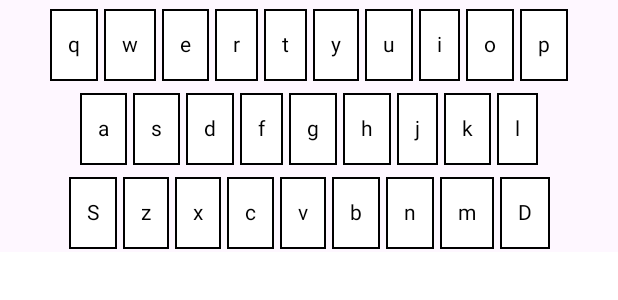
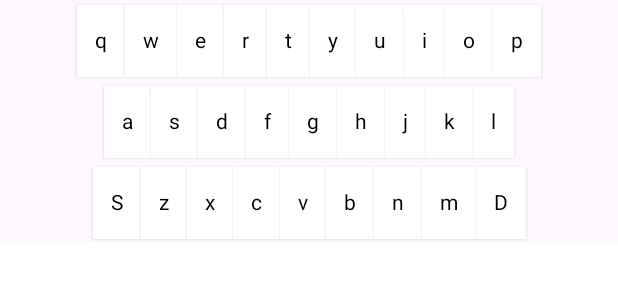
Before and after one commit to liushu-project/liushu, an Android app built with Jetpack Compose: the @Preview function InputScreen, on a phone screen of 412 x 824 dp. Shown: the top 300 px of the screen. Run offline under Robolectric (Android 15) with nearby library versions, the phone set to English and light mode, and no system bars; 1 statement that could not run was skipped.

Commit message:
refactor(android): extract `Keyboard` composable

```diff
--- a/liushu-android/app/build.gradle
+++ b/liushu-android/app/build.gradle
@@ -39,7 +39,7 @@ android {
         compose true
     }
     composeOptions {
-        kotlinCompilerExtensionVersion '1.4.0'
+        kotlinCompilerExtensionVersion '1.4.8'
     }
     packagingOptions {
         resources {
--- a/liushu-android/app/src/main/java/com/elliot00/liushu/input/InputScreen.kt
+++ b/liushu-android/app/src/main/java/com/elliot00/liushu/input/InputScreen.kt
@@ -20,9 +20,7 @@ package com.elliot00.liushu.input
 import android.content.Context
 import androidx.compose.foundation.background
 import androidx.compose.foundation.clickable
-import androidx.compose.foundation.layout.Arrangement
 import androidx.compose.foundation.layout.Column
-import androidx.compose.foundation.layout.Row
 import androidx.compose.foundation.layout.Spacer
 import androidx.compose.foundation.layout.fillMaxWidth
 import androidx.compose.foundation.layout.padding
@@ -36,16 +34,12 @@ import androidx.compose.runtime.getValue
 import androidx.compose.runtime.mutableStateOf
 import androidx.compose.runtime.remember
 import androidx.compose.runtime.setValue
-import androidx.compose.ui.Alignment
 import androidx.compose.ui.Modifier
-import androidx.compose.ui.layout.Layout
 import androidx.compose.ui.platform.LocalContext
 import androidx.compose.ui.tooling.preview.Preview
-import androidx.compose.ui.unit.Dp
 import androidx.compose.ui.unit.dp
-import com.elliot00.liushu.input.keyboard.Key
 import com.elliot00.liushu.input.keyboard.KeyCode
-import com.elliot00.liushu.input.keyboard.KeyData
+import com.elliot00.liushu.input.keyboard.Keyboard
 import com.elliot00.liushu.service.ImeService
 import com.elliot00.liushu.uniffi.Candidate
 
@@ -54,43 +48,6 @@ import com.elliot00.liushu.uniffi.Candidate
 fun InputScreen() {
     val ctx = LocalContext.current
     val inputState = rememberInputState(context = ctx)
-
-    val keysMatrix = arrayOf(
-        arrayOf(
-            KeyData(label = "q", keyCode = KeyCode.Alpha("q")),
-            KeyData(label = "w", keyCode = KeyCode.Alpha("w")),
-            KeyData(label = "e", keyCode = KeyCode.Alpha("e")),
-            KeyData(label = "r", keyCode = KeyCode.Alpha("r")),
-            KeyData(label = "t", keyCode = KeyCode.Alpha("t")),
-            KeyData(label = "y", keyCode = KeyCode.Alpha("y")),
-            KeyData(label = "u", keyCode = KeyCode.Alpha("u")),
-            KeyData(label = "i", keyCode = KeyCode.Alpha("i")),
-            KeyData(label = "o", keyCode = KeyCode.Alpha("o")),
-            KeyData(label = "p", keyCode = KeyCode.Alpha("p"))
-        ),
-        arrayOf(
-            KeyData(label = "a", keyCode = KeyCode.Alpha("a")),
-            KeyData(label = "s", keyCode = KeyCode.Alpha("s")),
-            KeyData(label = "d", keyCode = KeyCode.Alpha("d")),
-            KeyData(label = "f", keyCode = KeyCode.Alpha("f")),
-            KeyData(label = "g", keyCode = KeyCode.Alpha("g")),
-            KeyData(label = "h", keyCode = KeyCode.Alpha("h")),
-            KeyData(label = "j", keyCode = KeyCode.Alpha("j")),
-            KeyData(label = "k", keyCode = KeyCode.Alpha("k")),
-            KeyData(label = "l", keyCode = KeyCode.Alpha("l"))
-        ),
-        arrayOf(
-            KeyData(label = "S", keyCode = KeyCode.Shift),
-            KeyData(label = "z", keyCode = KeyCode.Alpha("z")),
-            KeyData(label = "x", keyCode = KeyCode.Alpha("x")),
-            KeyData(label = "c", keyCode = KeyCode.Alpha("c")),
-            KeyData(label = "v", keyCode = KeyCode.Alpha("v")),
-            KeyData(label = "b", keyCode = KeyCode.Alpha("b")),
-            KeyData(label = "n", keyCode = KeyCode.Alpha("n")),
-            KeyData(label = "m", keyCode = KeyCode.Alpha("m")),
-            KeyData(label = "D", keyCode = KeyCode.Delete),
-        )
-    )
 
     Column(
         modifier = Modifier
@@ -109,34 +66,7 @@ fun InputScreen() {
                 Spacer(modifier = Modifier.width(8.dp))
             }
         }
-        keysMatrix.forEach { row ->
-            FixedHeightBox(modifier = Modifier.fillMaxWidth(), height = 56.dp) {
-                Row(
-                    Modifier,
-                    horizontalArrangement = Arrangement.Center,
-                    verticalAlignment = Alignment.CenterVertically
-                ) {
-                    row.forEach { data ->
-                        Key(data, onKeyPressed = { keyCode -> inputState.handleKeyCode(keyCode) })
-                    }
-                }
-            }
-        }
-    }
-}
-
-@Composable
-fun FixedHeightBox(modifier: Modifier, height: Dp, content: @Composable () -> Unit) {
-    Layout(modifier = modifier, content = content) { measurables, constraints ->
-        val placeables = measurables.map { measurable ->
-            measurable.measure(constraints)
-        }
-        val h = height.roundToPx()
-        layout(constraints.maxWidth, h) {
-            placeables.forEach { placeable ->
-                placeable.place(x = 0, y = kotlin.math.min(0, h - placeable.height))
-            }
-        }
+        Keyboard(onKeyPressed = { keyCode -> inputState.handleKeyCode(keyCode) })
     }
 }
 
--- a/liushu-android/app/src/main/java/com/elliot00/liushu/input/keyboard/Key.kt
+++ b/liushu-android/app/src/main/java/com/elliot00/liushu/input/keyboard/Key.kt
@@ -18,15 +18,13 @@
 package com.elliot00.liushu.input.keyboard
 
 import androidx.compose.foundation.background
-import androidx.compose.foundation.border
 import androidx.compose.foundation.clickable
 import androidx.compose.foundation.layout.Box
-import androidx.compose.foundation.layout.fillMaxHeight
 import androidx.compose.foundation.layout.padding
 import androidx.compose.material3.Text
 import androidx.compose.runtime.Composable
-import androidx.compose.ui.Alignment
 import androidx.compose.ui.Modifier
+import androidx.compose.ui.draw.shadow
 import androidx.compose.ui.graphics.Color
 import androidx.compose.ui.unit.dp
 
@@ -34,13 +32,12 @@ import androidx.compose.ui.unit.dp
 fun Key(
     data: KeyData,
     onKeyPressed: (KeyCode) -> Unit,
+    modifier: Modifier = Modifier
 ) {
-    Box(modifier = data.modifier.fillMaxHeight(), contentAlignment = Alignment.BottomCenter) {
+    Box(modifier = modifier.shadow(1.dp)) {
         Text(
             data.label,
             Modifier
-                .padding(2.dp)
-                .border(1.dp, Color.Black)
                 .clickable {
                     onKeyPressed(data.keyCode)
                 }
@@ -56,4 +53,4 @@ fun Key(
     }
 }
 
-data class KeyData(val label: String, val keyCode: KeyCode, val modifier: Modifier = Modifier)
+data class KeyData(val label: String, val keyCode: KeyCode)
--- /dev/null
+++ b/liushu-android/app/src/main/java/com/elliot00/liushu/input/keyboard/Keyboard.kt
@@ -0,0 +1,81 @@
+/*
+ *     Copyright (C) 2023  Elliot Xu
+ *
+ *     This program is free software: you can redistribute it and/or modify
+ *     it under the terms of the GNU Affero General Public License as published by
+ *     the Free Software Foundation, either version 3 of the License, or
+ *     (at your option) any later version.
+ *
+ *     This program is distributed in the hope that it will be useful,
+ *     but WITHOUT ANY WARRANTY; without even the implied warranty of
+ *     MERCHANTABILITY or FITNESS FOR A PARTICULAR PURPOSE.  See the
+ *     GNU Affero General Public License for more details.
+ *
+ *     You should have received a copy of the GNU Affero General Public License
+ *     along with this program.  If not, see <https://www.gnu.org/licenses/>.
+ */
+
+package com.elliot00.liushu.input.keyboard
+
+import androidx.compose.foundation.layout.Arrangement
+import androidx.compose.foundation.layout.Row
+import androidx.compose.foundation.layout.fillMaxWidth
+import androidx.compose.foundation.layout.height
+import androidx.compose.runtime.Composable
+import androidx.compose.ui.Alignment
+import androidx.compose.ui.Modifier
+import androidx.compose.ui.unit.dp
+
+@Composable
+fun Keyboard(onKeyPressed: (KeyCode) -> Unit) {
+    val keysMatrix = arrayOf(
+        arrayOf(
+            KeyData(label = "q", keyCode = KeyCode.Alpha("q")),
+            KeyData(label = "w", keyCode = KeyCode.Alpha("w")),
+            KeyData(label = "e", keyCode = KeyCode.Alpha("e")),
+            KeyData(label = "r", keyCode = KeyCode.Alpha("r")),
+            KeyData(label = "t", keyCode = KeyCode.Alpha("t")),
+            KeyData(label = "y", keyCode = KeyCode.Alpha("y")),
+            KeyData(label = "u", keyCode = KeyCode.Alpha("u")),
+            KeyData(label = "i", keyCode = KeyCode.Alpha("i")),
+            KeyData(label = "o", keyCode = KeyCode.Alpha("o")),
+            KeyData(label = "p", keyCode = KeyCode.Alpha("p"))
+        ),
+        arrayOf(
+            KeyData(label = "a", keyCode = KeyCode.Alpha("a")),
+            KeyData(label = "s", keyCode = KeyCode.Alpha("s")),
+            KeyData(label = "d", keyCode = KeyCode.Alpha("d")),
+            KeyData(label = "f", keyCode = KeyCode.Alpha("f")),
+            KeyData(label = "g", keyCode = KeyCode.Alpha("g")),
+            KeyData(label = "h", keyCode = KeyCode.Alpha("h")),
+            KeyData(label = "j", keyCode = KeyCode.Alpha("j")),
+            KeyData(label = "k", keyCode = KeyCode.Alpha("k")),
+            KeyData(label = "l", keyCode = KeyCode.Alpha("l"))
+        ),
+        arrayOf(
+            KeyData(label = "S", keyCode = KeyCode.Shift),
+            KeyData(label = "z", keyCode = KeyCode.Alpha("z")),
+            KeyData(label = "x", keyCode = KeyCode.Alpha("x")),
+            KeyData(label = "c", keyCode = KeyCode.Alpha("c")),
+            KeyData(label = "v", keyCode = KeyCode.Alpha("v")),
+            KeyData(label = "b", keyCode = KeyCode.Alpha("b")),
+            KeyData(label = "n", keyCode = KeyCode.Alpha("n")),
+            KeyData(label = "m", keyCode = KeyCode.Alpha("m")),
+            KeyData(label = "D", keyCode = KeyCode.Delete),
+        )
+    )
+
+    keysMatrix.forEach { row ->
+        Row(
+            Modifier
+                .fillMaxWidth()
+                .height(54.dp),
+            horizontalArrangement = Arrangement.Center,
+            verticalAlignment = Alignment.CenterVertically
+        ) {
+            row.forEach { data ->
+                Key(data, onKeyPressed)
+            }
+        }
+    }
+}
--- a/liushu-android/build.gradle
+++ b/liushu-android/build.gradle
@@ -10,7 +10,7 @@ buildscript {
 plugins {
     id 'com.android.application' version '8.0.0' apply false
     id 'com.android.library' version '8.0.0' apply false
-    id 'org.jetbrains.kotlin.android' version '1.8.0' apply false
+    id 'org.jetbrains.kotlin.android' version '1.8.22' apply false
     id "org.mozilla.rust-android-gradle.rust-android" version "0.9.3"
 }
 
```
